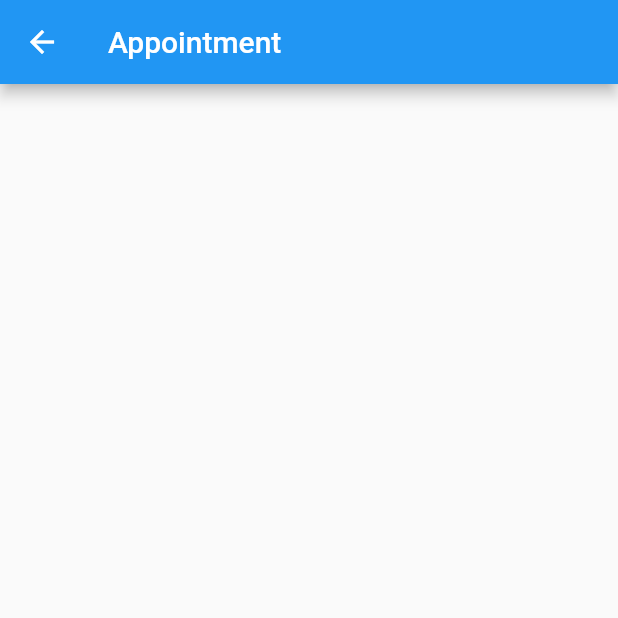
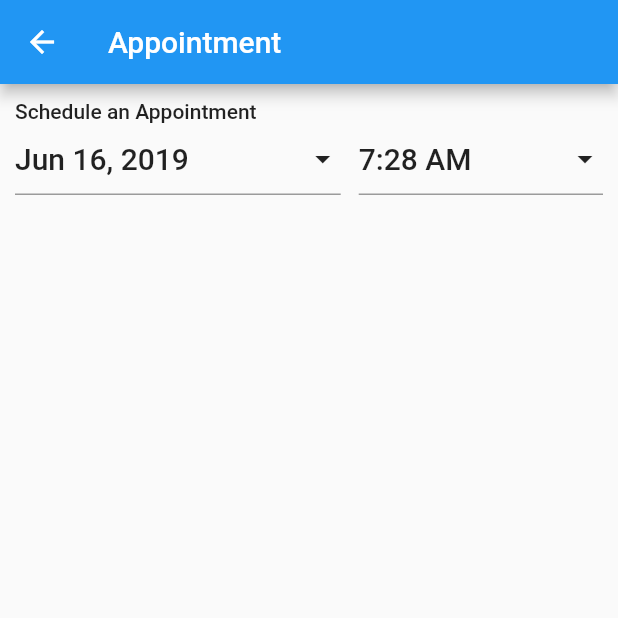
Before and after one commit to alaksej/flutter_only_kids, a Flutter app: the AppointmentPage screen opened directly, on a phone screen of 412 x 824 dp, the top half of it. Run offline on Flutter 3.47's test engine with Material 2 defaults, Android fonts, the phone set to English and light mode, and no system bars; our stand-ins replace bloc, flutter_bloc, rxdart.

Commit message:
add date time picker

```diff
--- a/lib/screens/appointment_page.dart
+++ b/lib/screens/appointment_page.dart
@@ -1,13 +1,146 @@
 import 'package:flutter/material.dart';
+import 'package:intl/intl.dart';
 
 class AppointmentPage extends StatelessWidget {
+  final DateTime _fromDate = DateTime.now();
+  final TimeOfDay _fromTime = const TimeOfDay(hour: 7, minute: 28);
   @override
   Widget build(BuildContext context) {
     return Scaffold(
       appBar: AppBar(
         title: Text('Appointment'),
       ),
-      body: Container(),
+      body: Container(
+        margin: EdgeInsets.symmetric(horizontal: 10.0, vertical: 10.0),
+        child: Column(
+          children: <Widget>[
+            Row(
+              crossAxisAlignment: CrossAxisAlignment.start,
+              children: <Widget>[
+                Text(
+                  'Schedule an Appointment',
+                  style: Theme.of(context).textTheme.body2,
+                ),
+              ],
+            ),
+            _DateTimePicker(
+              selectedDate: _fromDate,
+              selectedTime: _fromTime,
+              selectDate: (DateTime date) {
+                print(date);
+              },
+              selectTime: (TimeOfDay time) {
+                print(time);
+              },
+            ),
+          ],
+        ),
+      ),
     );
   }
 }
+
+class _InputDropdown extends StatelessWidget {
+  const _InputDropdown(
+      {Key key,
+      this.child,
+      this.labelText,
+      this.valueText,
+      this.valueStyle,
+      this.onPressed})
+      : super(key: key);
+
+  final String labelText;
+  final String valueText;
+  final TextStyle valueStyle;
+  final VoidCallback onPressed;
+  final Widget child;
+
+  @override
+  Widget build(BuildContext context) {
+    return InkWell(
+      onTap: onPressed,
+      child: InputDecorator(
+        decoration: InputDecoration(
+          labelText: labelText,
+        ),
+        baseStyle: valueStyle,
+        child: Row(
+          mainAxisAlignment: MainAxisAlignment.spaceBetween,
+          mainAxisSize: MainAxisSize.min,
+          children: <Widget>[
+            Text(valueText, style: valueStyle),
+            Icon(
+              Icons.arrow_drop_down,
+              color: Theme.of(context).textTheme.headline.color,
+            )
+          ],
+        ),
+      ),
+    );
+  }
+}
+
+class _DateTimePicker extends StatelessWidget {
+  const _DateTimePicker(
+      {Key key,
+      this.labelText,
+      this.selectedDate,
+      this.selectedTime,
+      this.selectDate,
+      this.selectTime})
+      : super(key: key);
+
+  final String labelText;
+  final DateTime selectedDate;
+  final TimeOfDay selectedTime;
+  final ValueChanged<DateTime> selectDate;
+  final ValueChanged<TimeOfDay> selectTime;
+
+  Future<void> _selectDate(BuildContext context) async {
+    final DateTime picked = await showDatePicker(
+        context: context,
+        initialDate: selectedDate,
+        firstDate: DateTime(2015, 8),
+        lastDate: DateTime(2101));
+    if (picked != null && picked != selectedDate) selectDate(picked);
+  }
+
+  Future<void> _selectTime(BuildContext context) async {
+    final TimeOfDay picked =
+        await showTimePicker(context: context, initialTime: selectedTime);
+    if (picked != null && picked != selectedTime) selectTime(picked);
+  }
+
+  @override
+  Widget build(BuildContext context) {
+    final TextStyle valueStyle = Theme.of(context).textTheme.title;
+    return Row(
+      crossAxisAlignment: CrossAxisAlignment.end,
+      children: <Widget>[
+        Expanded(
+          flex: 4,
+          child: _InputDropdown(
+            labelText: labelText,
+            valueText: DateFormat.yMMMd().format(selectedDate),
+            valueStyle: valueStyle,
+            onPressed: () {
+              _selectDate(context);
+            },
+          ),
+        ),
+        const SizedBox(width: 12.0),
+        Expanded(
+          flex: 3,
+          child: _InputDropdown(
+            valueText: selectedTime.format(context),
+            valueStyle: valueStyle,
+            onPressed: () {
+              _selectTime(context);
+            },
+          ),
+        ),
+      ],
+    );
+  }
+}
--- a/pubspec.yaml
+++ b/pubspec.yaml
@@ -21,6 +21,7 @@ dependencies:
     sdk: flutter
   rxdart: any
   flutter_bloc: any
+  intl: any
 
   # The following adds the Cupertino Icons font to your application.
   # Use with the CupertinoIcons class for iOS style icons.
```
Also changed, not shown: pubspec.lock.
